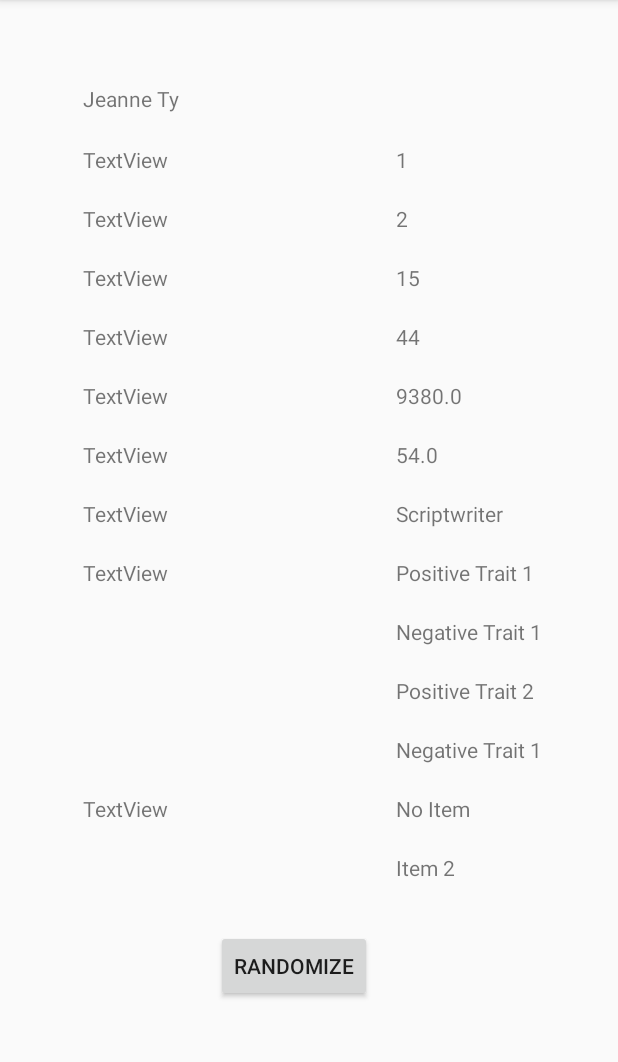
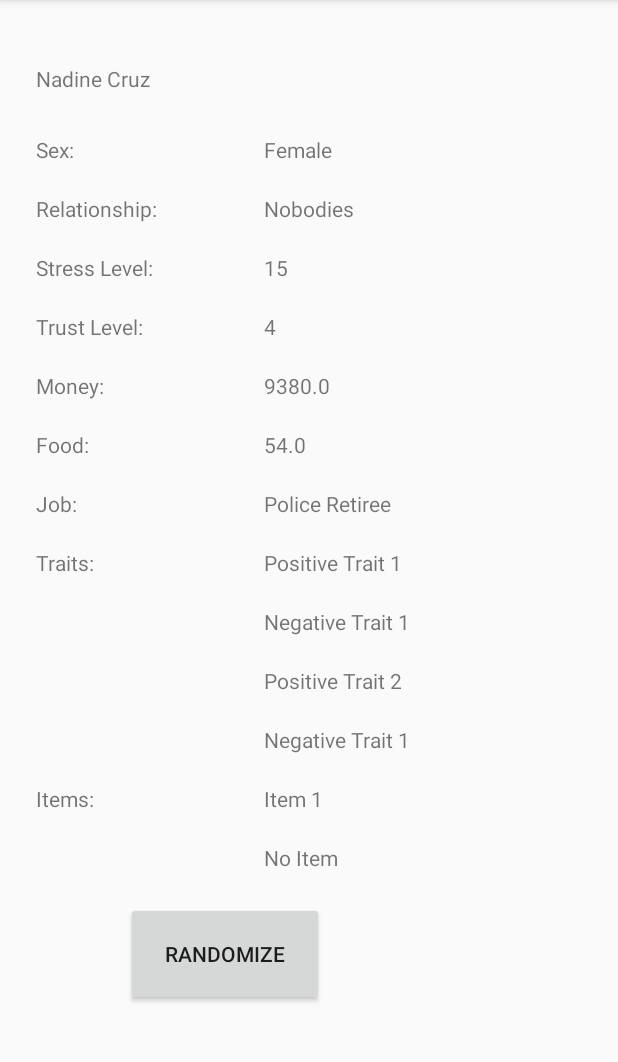
Before and after one commit to Kiboot/ProjectSafehaven, an Android app: the screen it shows after launch (MainActivity), after a tap on "RANDOMIZE", on a phone screen of 412 x 824 dp, the part 84-1146 px from its top. Run offline under Robolectric (Android 15) with nearby library versions, the phone set to English and light mode, and no system bars.

Commit message:
2:37 update: +Tweaked some inconsistencies +added primary and secondary getters

```diff
--- a/app/src/main/java/mcm/edu/ph/projectsafehaven/controller/GeneratePerson.java
+++ b/app/src/main/java/mcm/edu/ph/projectsafehaven/controller/GeneratePerson.java
@@ -11,25 +11,22 @@ import mcm.edu.ph.projectsafehaven.R;
 public class GeneratePerson {
 
     private int SEED = 1; //random seeding not enabled at the moment
-    private int sex;
-    private int relLvl;
+
     private Random gen = new Random();
-    private String fname;
-    private String lname;
+    private int pid, sex, health, relLvl, stress, trust;
+    private double money, food;
+    private String fname, lname, job, trait1, trait2, trait3, trait4, item1, item2;
 
     public int randomizeSex(){
         int sex;
         sex = gen.nextInt(2);
-        this.sex = sex;
         return sex;
-
     }
     //randomizing health is turned off for testing purposes
     public int randomizeHealth(){return 100;}
     public int randomizeRelLvl(){
         int relLvl;
         relLvl = gen.nextInt(3);
-        this.relLvl = relLvl;
         return relLvl;
     }
     public int randomizeStress(){
@@ -37,7 +34,7 @@ public class GeneratePerson {
         stress = gen.nextInt(30);
         return  stress;
     }
-    public int randomizeTrust(){
+    public int randomizeTrust(int relLvl){
         int trust;
         if(relLvl==0){
             //if he/she is a family member, trust level would be 70 - 100
@@ -45,13 +42,13 @@ public class GeneratePerson {
             trust += 70;
         }
         else if(relLvl==1){
-            //if he/she is a friend, trust level would be 50 - 100
-            trust = gen.nextInt(50);
-            trust += 50;
+            //if he/she is a friend, trust level would be 40 - 70
+            trust = gen.nextInt(30);
+            trust += 40;
         }
         else {
-            //if he/she is a nobody, trust level would be 0 - 50
-            trust = gen.nextInt(50);
+            //if he/she is a nobody, trust level would be 0 - 40
+            trust = gen.nextInt(40);
         }
         return  trust;
     }
@@ -65,8 +62,7 @@ public class GeneratePerson {
         food = gen.nextInt(100);
         return (double)food;
     }
-    public String randomizeFname(){
-
+    public String randomizeFname(int sex){
         //band-aid solution until names have been transferred to a file
         String[] fnameArray = new String[]{
                 "Aezra","Lyka Dion", "Ria", "Abigail", "Aira", "Alexa",
@@ -92,14 +88,13 @@ public class GeneratePerson {
         //String[] fname_female = Resources.getSystem().getStringArray(R.array.fname_f);
         //random name picker
         //return fname_female[gen.nextInt(120)];
-        String fname = fnameArray[gen.nextInt(120)];
-        this.fname = fname;
-        return fname;
+        String fnamee = fnameArray[gen.nextInt(120)];
+        return fnamee;
     }
     public String randomizeLname(){
         String[] lname = new String[]{"Andrada", "Aquino", "Arellano", "Bautista", "Bernardino",
                                     "Cardoza", "Caridad", "Castillo", "Castro", "Chan", "Chang",
-                                    "Chua", "Cruz", "De Castro", "De La Cruz", "De La Rosa",
+                                    "Chua", "Cordero", "Cruz", "De Castro", "De La Cruz", "De La Rosa",
                                     "De Los Reyes", "De Los Santos", "Del Rosario", "Esteros",
                                     "Faviana", "Favio", "Flores", "García", "Go", "Ignacio",
                                     "Lee", "Lim", "Lovino", "Mendoza", "Mercado", "Navarro",
@@ -124,7 +119,7 @@ public class GeneratePerson {
         String[] jobClass1 = new String[]{"Police Retiree", "Army Veteran", "Security Guard"};
         String[] jobClass2 = new String[]{"Housewife", "House Husband", "Pensioner","Jobless","Homeless","High School"};
         String[] jobClass3= new String[]{"Veterinarian", "Student Doctor", "Student Nurse"};
-        String[] jobClass4 = new String[]{"Psychotherapist", "Motivational Speaker", "Counsellor", "Teacher", "Priest"};
+        String[] jobClass4 = new String[]{"Psychotherapist", "Motivational Speaker", "Counsellor", "Teacher", "Pastor"};
         String[] jobClass5 = new String[]{"Attorney", "Librarian", "Author", "News Reporter", "Scriptwriter"};
         String[] jobClass6 = new String[]{"IT Specialist", "Engineer", "Architect", "Phyisicist", "Chemist"};
 
@@ -162,21 +157,15 @@ public class GeneratePerson {
         return item2[gen.nextInt(5)];
     }
 
-    public GeneratePerson(){}//default constructor
-
-    public void randomizeP(){
-        int pid, sex, health, rellvl, stress, trust;
-        double money, food;
-        String fname, lname, job, trait1, trait2, trait3, trait4, item1, item2;
-
+    public GeneratePerson(){
         sex = randomizeSex();
         health = randomizeHealth();
-        rellvl = randomizeRelLvl();
+        relLvl = randomizeRelLvl();
         stress = randomizeStress();
-        trust = randomizeTrust();
+        trust = randomizeTrust(relLvl);
         money = randomizeMoney();
         food = randomizeFood();
-        fname = randomizeFname();
+        fname = randomizeFname(sex);
         lname = randomizeLname();
         job = randomizeJob();
         trait1 = randomizeTrait1();
@@ -185,14 +174,53 @@ public class GeneratePerson {
         trait4 = randomizeTrait4();
         item1 = randomizeItem1();
         item2 = randomizeItem2();
-    }
-    public String fullName(){
-        return fname+" "+lname;
-    }
+    }//default constructor
 
 
 
 
+    public void randomizeP(){}
+    public String fullName(){return fname+" "+lname;}
+
+    /** Primary getters - this class might not have setters to avoid data override **/
+    public int getSex() {return sex;}
+    public int getHealth() {return health;}
+    public int getRelLvl() {return relLvl;}
+    public int getStress() {return stress;}
+    public int getTrust() {return trust;}
+    public double getMoney() {return money;}
+    public double getFood() {return food;}
+    public String getFName() {return fname;}
+    public String getLName() {return lname;}
+    public String getJob() {return job;}
+    public String getTrait1() {return trait1;}
+    public String getTrait2() {return trait2;}
+    public String getTrait3() {return trait3;}
+    public String getTrait4() {return trait4;}
+    public String getItem1() {return item1;}
+    public String getItem2() {return item2;}
+
+    /** Secondary getters **/
+    public String getSexString(){
+        String sexString;
+        if (sex==0){
+            sexString ="Male";
+        }
+        else sexString = "Female";
+
+        return sexString;
+    }
+    public String getRelLvlString(){
+        String relLvlString;
+        if(relLvl == 0){
+            relLvlString = "Family";
+        }
+        else if(relLvl == 1){
+            relLvlString ="Acquaintance";
+        }
+        else relLvlString = "Nobodies";
+        return relLvlString;
+    }
 
 
 }
--- a/app/src/main/java/mcm/edu/ph/projectsafehaven/view/MainActivity.java
+++ b/app/src/main/java/mcm/edu/ph/projectsafehaven/view/MainActivity.java
@@ -40,22 +40,22 @@ public class MainActivity extends AppCompatActivity{
                 new View.OnClickListener() {
                     @Override
                     public void onClick(View view) {
-                        final GeneratePerson person1 = new GeneratePerson();
+                        final GeneratePerson p1 = new GeneratePerson();
 
-                        sexTxt.setText(String.valueOf(person1.randomizeSex()));
-                        relLvlTxt.setText(String.valueOf(person1.randomizeRelLvl()));
-                        stressTxt.setText(String.valueOf(person1.randomizeStress()));
-                        trustTxt.setText(String.valueOf(person1.randomizeTrust()));
-                        moneyTxt.setText(String.valueOf(person1.randomizeMoney()));
-                        foodTxt.setText(String.valueOf(person1.randomizeFood()));
-                        jobTxt.setText(String.valueOf(person1.randomizeJob()));
-                        trait1Txt.setText(String.valueOf(person1.randomizeTrait1()));
-                        trait2Txt.setText(String.valueOf(person1.randomizeTrait2()));
-                        trait3Txt.setText(String.valueOf(person1.randomizeTrait3()));
-                        trait4Txt.setText(String.valueOf(person1.randomizeTrait4()));
-                        item1Txt.setText(String.valueOf(person1.randomizeItem1()));
-                        item2Txt.setText(String.valueOf(person1.randomizeItem2()));
-                        nameTxt.setText(String.valueOf(person1.randomizeFname()+" "+person1.randomizeLname()));
+                        sexTxt.setText(String.valueOf(p1.getSexString()));
+                        relLvlTxt.setText(String.valueOf(p1.getRelLvlString()));
+                        stressTxt.setText(String.valueOf(p1.getStress()));
+                        trustTxt.setText(String.valueOf(p1.getTrust()));
+                        moneyTxt.setText(String.valueOf(p1.getMoney()));
+                        foodTxt.setText(String.valueOf(p1.getFood()));
+                        jobTxt.setText(String.valueOf(p1.getJob()));
+                        trait1Txt.setText(String.valueOf(p1.getTrait1()));
+                        trait2Txt.setText(String.valueOf(p1.getTrait2()));
+                        trait3Txt.setText(String.valueOf(p1.getTrait3()));
+                        trait4Txt.setText(String.valueOf(p1.getTrait4()));
+                        item1Txt.setText(String.valueOf(p1.getItem1()));
+                        item2Txt.setText(String.valueOf(p1.getItem2()));
+                        nameTxt.setText(String.valueOf(p1.fullName()));
 
                     }
                 }
--- a/app/src/main/res/layout/activity_main.xml
+++ b/app/src/main/res/layout/activity_main.xml
@@ -10,24 +10,23 @@
         android:id="@+id/name"
         android:layout_width="wrap_content"
         android:layout_height="wrap_content"
+        android:layout_marginLeft="24dp"
         android:text="PlaceHolder Name"
         app:layout_constraintBottom_toBottomOf="parent"
-        app:layout_constraintHorizontal_bias="0.16"
         app:layout_constraintLeft_toLeftOf="parent"
-        app:layout_constraintRight_toRightOf="parent"
         app:layout_constraintTop_toTopOf="parent"
-        app:layout_constraintVertical_bias="0.075" />
+        app:layout_constraintVertical_bias="0.057" />
 
     <TextView
         android:id="@+id/sex"
         android:layout_width="wrap_content"
         android:layout_height="wrap_content"
-        android:layout_marginEnd="140dp"
+        android:layout_marginStart="176dp"
         android:text="Placeholder Sex"
         app:layout_constraintBottom_toBottomOf="parent"
-        app:layout_constraintEnd_toEndOf="parent"
+        app:layout_constraintStart_toStartOf="parent"
         app:layout_constraintTop_toBottomOf="@+id/name"
-        app:layout_constraintVertical_bias="0.032" />
+        app:layout_constraintVertical_bias="0.041" />
 
     <TextView
         android:id="@+id/relLvl"
@@ -134,7 +133,7 @@
         android:id="@+id/textView"
         android:layout_width="wrap_content"
         android:layout_height="wrap_content"
-        android:text="TextView"
+        android:text="Sex:"
         app:layout_constraintBottom_toBottomOf="@+id/sex"
         app:layout_constraintEnd_toStartOf="@+id/sex"
         app:layout_constraintHorizontal_bias="0.0"
@@ -147,7 +146,7 @@
         android:layout_width="wrap_content"
         android:layout_height="wrap_content"
         android:layout_marginTop="20dp"
-        android:text="TextView"
+        android:text="Relationship:"
         app:layout_constraintStart_toStartOf="@+id/textView"
         app:layout_constraintTop_toBottomOf="@+id/textView" />
 
@@ -156,7 +155,7 @@
         android:layout_width="wrap_content"
         android:layout_height="wrap_content"
         android:layout_marginTop="20dp"
-        android:text="TextView"
+        android:text="Stress Level:"
         app:layout_constraintStart_toStartOf="@+id/textView5"
         app:layout_constraintTop_toBottomOf="@+id/textView5" />
 
@@ -165,7 +164,7 @@
         android:layout_width="wrap_content"
         android:layout_height="wrap_content"
         android:layout_marginTop="20dp"
-        android:text="TextView"
+        android:text="Trust Level:"
         app:layout_constraintStart_toStartOf="@+id/textView7"
         app:layout_constraintTop_toBottomOf="@+id/textView7" />
 
@@ -174,7 +173,7 @@
         android:layout_width="wrap_content"
         android:layout_height="wrap_content"
         android:layout_marginTop="20dp"
-        android:text="TextView"
+        android:text="Money:"
         app:layout_constraintStart_toStartOf="@+id/textView9"
         app:layout_constraintTop_toBottomOf="@+id/textView9" />
 
@@ -183,7 +182,7 @@
         android:layout_width="wrap_content"
         android:layout_height="wrap_content"
         android:layout_marginTop="20dp"
-        android:text="TextView"
+        android:text="Food:"
         app:layout_constraintStart_toStartOf="@+id/textView11"
         app:layout_constraintTop_toBottomOf="@+id/textView11" />
 
@@ -192,7 +191,7 @@
         android:layout_width="wrap_content"
         android:layout_height="wrap_content"
         android:layout_marginTop="20dp"
-        android:text="TextView"
+        android:text="Job:"
         app:layout_constraintStart_toStartOf="@+id/textView13"
         app:layout_constraintTop_toBottomOf="@+id/textView13" />
 
@@ -201,7 +200,7 @@
         android:layout_width="wrap_content"
         android:layout_height="wrap_content"
         android:layout_marginTop="20dp"
-        android:text="TextView"
+        android:text="Traits:"
         app:layout_constraintStart_toStartOf="@+id/textView15"
         app:layout_constraintTop_toBottomOf="@+id/textView15" />
 
@@ -209,16 +208,16 @@
         android:id="@+id/textView23"
         android:layout_width="wrap_content"
         android:layout_height="wrap_content"
-        android:text="TextView"
+        android:text="Items:"
         app:layout_constraintStart_toStartOf="@+id/textView17"
         app:layout_constraintTop_toTopOf="@+id/item1" />
 
     <Button
         android:id="@+id/btnRand"
-        android:layout_width="wrap_content"
-        android:layout_height="wrap_content"
-        android:layout_marginTop="32dp"
-        android:layout_marginEnd="164dp"
+        android:layout_width="132dp"
+        android:layout_height="69dp"
+        android:layout_marginTop="20dp"
+        android:layout_marginEnd="196dp"
         android:text="Randomize"
         app:layout_constraintEnd_toEndOf="parent"
         app:layout_constraintTop_toBottomOf="@+id/item2" />
```
